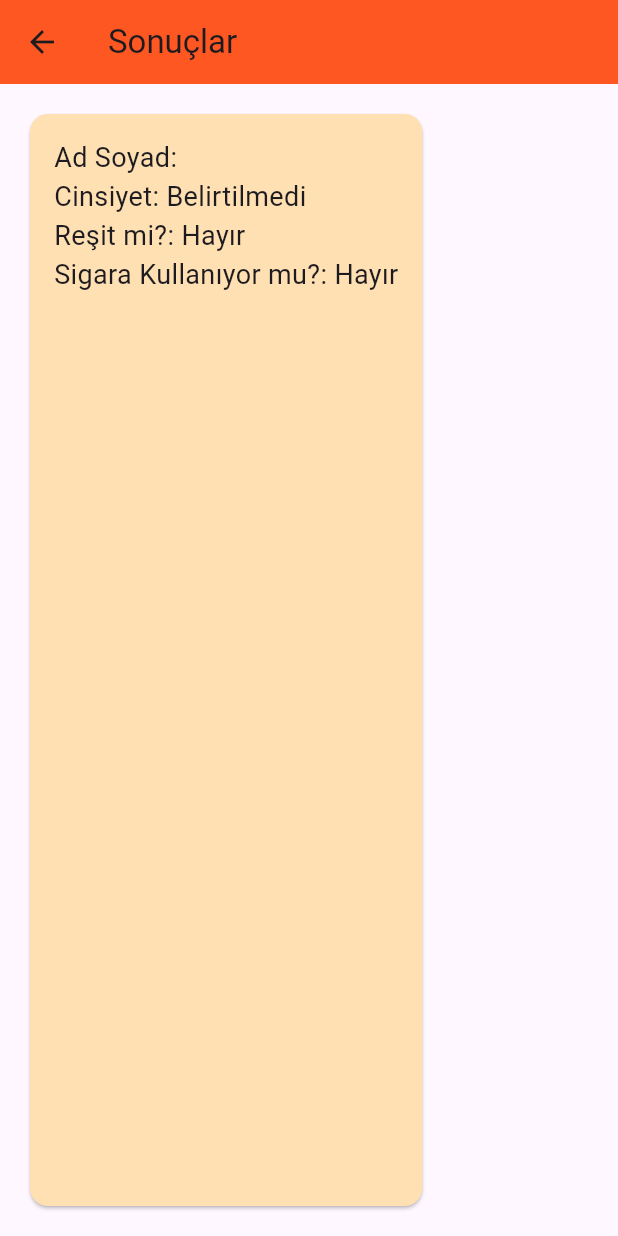
After one commit to tubanurtrkmn/Homework1, a Flutter app: the screen it shows after launch, after a tap on "Bilgileri Gönder", on a phone screen of 412 x 824 dp. The commit adds this screen. Run offline on Flutter 3.47's test engine with Material 3 defaults, Android fonts, the phone set to English and light mode, and no system bars.

Commit message:
Add navigation bar to personality survey app for homework5

```diff
--- a/lib/main.dart
+++ b/lib/main.dart
@@ -1,4 +1,5 @@
 import 'package:flutter/material.dart';
+import 'package:flutterodev3/sonuc.dart';
 
 void main() {
   runApp(KisilikAnketiApp());
@@ -25,7 +26,6 @@ class _KisilikAnketiState extends State<KisilikAnketi> {
   bool resitMi = false;
   bool sigaraKullaniyorMu = false;
   double sigaraSayisi = 0;
-  bool bilgilerGoster = false;
 
   final List<String> cinsiyetListesi = ['Kadın', 'Erkek', 'Diğer'];
 
@@ -117,33 +117,26 @@ class _KisilikAnketiState extends State<KisilikAnketi> {
             Center(
               child: ElevatedButton(
                 onPressed: () {
-                  setState(() {
-                    bilgilerGoster = true;
-                  });
+                  // 📤 Veriyi Sonuç Sayfasına gönder
+                  Navigator.push(
+                    context,
+                    MaterialPageRoute(
+                      builder: (context) => SonucSayfasi(
+                        adSoyad: adSoyad,
+                        cinsiyet: secilenCinsiyet ?? 'Belirtilmedi',
+                        resitMi: resitMi,
+                        sigaraKullaniyorMu: sigaraKullaniyorMu,
+                        sigaraSayisi: sigaraSayisi.round(),
+                      ),
+                    ),
+                  );
                 },
                 style: ElevatedButton.styleFrom(
                   backgroundColor: Colors.deepOrange,
                 ),
-                child: Text('Bilgileri gönder'),
+                child: Text('Bilgileri Gönder'),
               ),
             ),
-            if (bilgilerGoster)
-              Container(
-                margin: EdgeInsets.only(top: 24),
-                padding: EdgeInsets.all(16),
-                color: Colors.orange.shade100,
-                child: Column(
-                  crossAxisAlignment: CrossAxisAlignment.start,
-                  children: [
-                    Text("Ad Soyad: $adSoyad"),
-                    Text("Cinsiyet: ${secilenCinsiyet ?? 'Seçilmedi'}"),
-                    Text("Reşit mi?: ${resitMi ? 'Evet' : 'Hayır'}"),
-                    Text("Sigara kullanıyor mu?: ${sigaraKullaniyorMu ? 'Evet' : 'Hayır'}"),
-                    if (sigaraKullaniyorMu)
-                      Text("Günlük Sigara Sayısı: ${sigaraSayisi.round()}"),
-                  ],
-                ),
-              ),
           ],
         ),
       ),
--- /dev/null
+++ b/lib/sonuc.dart
@@ -0,0 +1,48 @@
+import 'package:flutter/material.dart';
+
+class SonucSayfasi extends StatelessWidget {
+  final String adSoyad;
+  final String cinsiyet;
+  final bool resitMi;
+  final bool sigaraKullaniyorMu;
+  final int sigaraSayisi;
+
+  const SonucSayfasi({
+    Key? key,
+    required this.adSoyad,
+    required this.cinsiyet,
+    required this.resitMi,
+    required this.sigaraKullaniyorMu,
+    required this.sigaraSayisi,
+  }) : super(key: key);
+
+  @override
+  Widget build(BuildContext context) {
+    return Scaffold(
+      appBar: AppBar(
+        title: Text('Sonuçlar'),
+        backgroundColor: Colors.deepOrange,
+      ),
+      body: Padding(
+        padding: const EdgeInsets.all(16),
+        child: Card(
+          color: Colors.orange.shade100,
+          child: Padding(
+            padding: const EdgeInsets.all(16),
+            child: Column(
+              crossAxisAlignment: CrossAxisAlignment.start,
+              children: [
+                Text('Ad Soyad: $adSoyad', style: TextStyle(fontSize: 18)),
+                Text('Cinsiyet: $cinsiyet', style: TextStyle(fontSize: 18)),
+                Text('Reşit mi?: ${resitMi ? 'Evet' : 'Hayır'}', style: TextStyle(fontSize: 18)),
+                Text('Sigara Kullanıyor mu?: ${sigaraKullaniyorMu ? 'Evet' : 'Hayır'}', style: TextStyle(fontSize: 18)),
+                if (sigaraKullaniyorMu)
+                  Text('Günlük Sigara Sayısı: $sigaraSayisi', style: TextStyle(fontSize: 18)),
+              ],
+            ),
+          ),
+        ),
+      ),
+    );
+  }
+}
```
Also changed, not shown: 1 other file.
